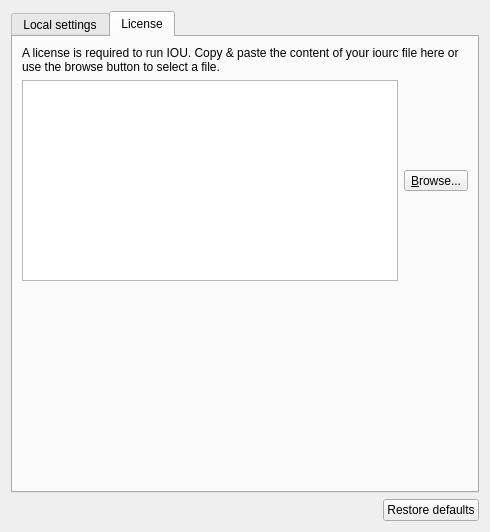
Qt form gns3/modules/iou/ui/iou_preferences_page.ui (GNS3/gns3-gui) before a commit.
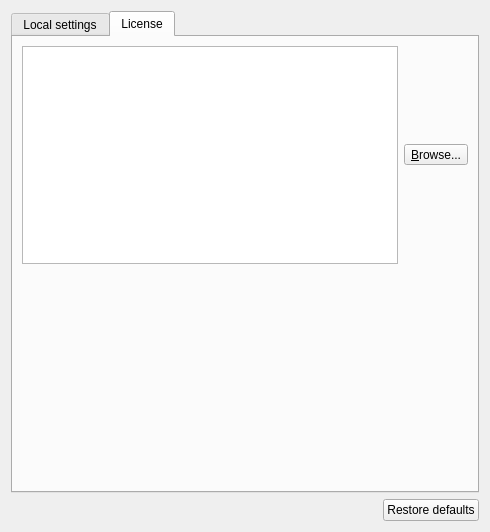
The same form after that commit. The open tabs and pages were chosen to show the change.

Commit message: Change some more preferences tab names.

```diff
--- a/gns3/modules/iou/ui/iou_preferences_page.ui
+++ b/gns3/modules/iou/ui/iou_preferences_page.ui
@@ -88,23 +88,14 @@
        <string>License</string>
       </attribute>
       <layout class="QVBoxLayout" name="verticalLayout_2">
-       <item>
-        <widget class="QLabel" name="uiIOURCPathLabel_2">
-         <property name="lineWidth">
-          <number>1</number>
-         </property>
-         <property name="text">
-          <string>&lt;html&gt;&lt;head/&gt;&lt;body&gt;&lt;p&gt;A license is required to run IOU. Copy &amp;amp; paste the content of your iourc file here or use the browse button to select a file.&lt;/p&gt;&lt;/body&gt;&lt;/html&gt;</string>
-         </property>
-         <property name="wordWrap">
-          <bool>true</bool>
-         </property>
-        </widget>
-       </item>
        <item>
         <layout class="QHBoxLayout" name="horizontalLayout_5">
          <item>
-          <widget class="QPlainTextEdit" name="IOULicenceTextEdit"/>
+          <widget class="QPlainTextEdit" name="IOULicenceTextEdit">
+           <property name="toolTip">
+            <string>A license is required to run IOU. Copy &amp; paste the content of your iourc file here or use the browse button to select a file. The license will be pushed to remote servers.</string>
+           </property>
+          </widget>
          </item>
          <item>
           <widget class="QToolButton" name="uiIOURCPathToolButton">
```
The commit also changes 5 other files.
